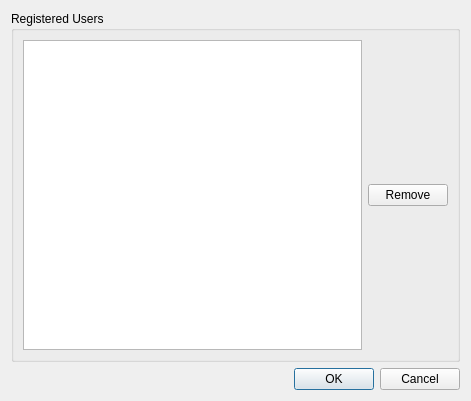
First picture: the form in src/mumble/UserEdit.ui, repository mumble-voip/mumble, before the edit.
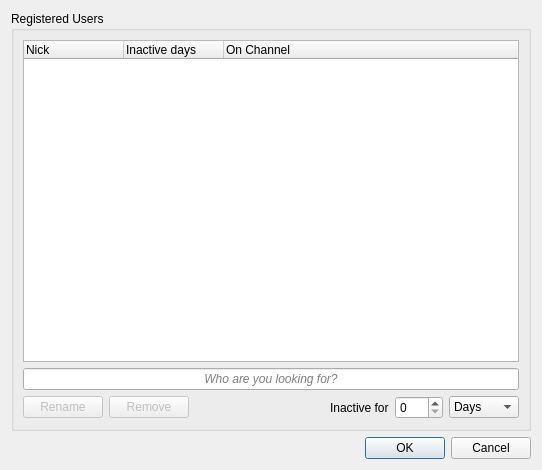
Second picture: the form after the edit.

The edit to the form file:
```diff
--- a/src/mumble/UserEdit.ui
+++ b/src/mumble/UserEdit.ui
@@ -6,39 +6,205 @@
    <rect>
     <x>0</x>
     <y>0</y>
-    <width>471</width>
-    <height>401</height>
+    <width>542</width>
+    <height>470</height>
    </rect>
   </property>
+  <property name="minimumSize">
+   <size>
+    <width>381</width>
+    <height>470</height>
+   </size>
+  </property>
   <property name="windowTitle">
    <string>Registered Users</string>
   </property>
-  <layout class="QVBoxLayout" name="verticalLayout">
-   <item>
+  <layout class="QGridLayout" name="gridLayout_2">
+   <item row="0" column="0">
     <widget class="QGroupBox" name="qgbUserList">
      <property name="title">
       <string>Registered Users</string>
      </property>
      <layout class="QGridLayout" name="gridLayout">
-      <item row="0" column="1">
+      <item row="0" column="0" colspan="6">
+       <widget class="QTreeWidget" name="qtwUserList">
+        <property name="alternatingRowColors">
+         <bool>true</bool>
+        </property>
+        <property name="selectionMode">
+         <enum>QAbstractItemView::ExtendedSelection</enum>
+        </property>
+        <property name="selectionBehavior">
+         <enum>QAbstractItemView::SelectRows</enum>
+        </property>
+        <property name="rootIsDecorated">
+         <bool>false</bool>
+        </property>
+        <property name="sortingEnabled">
+         <bool>true</bool>
+        </property>
+        <property name="allColumnsShowFocus">
+         <bool>false</bool>
+        </property>
+        <property name="columnCount">
+         <number>3</number>
+        </property>
+        <attribute name="headerShowSortIndicator" stdset="0">
+         <bool>false</bool>
+        </attribute>
+        <column>
+         <property name="text">
+          <string>Nick</string>
+         </property>
+        </column>
+        <column>
+         <property name="text">
+          <string>Inactive days</string>
+         </property>
+        </column>
+        <column>
+         <property name="text">
+          <string>On Channel</string>
+         </property>
+        </column>
+       </widget>
+      </item>
+      <item row="1" column="0" colspan="6">
+       <widget class="QLineEdit" name="qlSearch">
+        <property name="font">
+         <font>
+          <italic>true</italic>
+         </font>
+        </property>
+        <property name="text">
+         <string/>
+        </property>
+        <property name="alignment">
+         <set>Qt::AlignCenter</set>
+        </property>
+        <property name="placeholderText">
+         <string>Who are you looking for?</string>
+        </property>
+       </widget>
+      </item>
+      <item row="2" column="0">
+       <widget class="QPushButton" name="qpbRename">
+        <property name="enabled">
+         <bool>false</bool>
+        </property>
+        <property name="sizePolicy">
+         <sizepolicy hsizetype="Minimum" vsizetype="Fixed">
+          <horstretch>0</horstretch>
+          <verstretch>0</verstretch>
+         </sizepolicy>
+        </property>
+        <property name="text">
+         <string>Rename</string>
+        </property>
+       </widget>
+      </item>
+      <item row="2" column="1">
        <widget class="QPushButton" name="qpbRemove">
+        <property name="enabled">
+         <bool>false</bool>
+        </property>
         <property name="text">
          <string>Remove</string>
         </property>
+        <property name="flat">
+         <bool>false</bool>
+        </property>
        </widget>
       </item>
-      <item row="0" column="0">
-       <widget class="QListWidget" name="qlwUserList">
-        <property name="sortingEnabled">
+      <item row="2" column="3">
+       <widget class="QLabel" name="qlInactive">
+        <property name="sizePolicy">
+         <sizepolicy hsizetype="Minimum" vsizetype="Preferred">
+          <horstretch>0</horstretch>
+          <verstretch>0</verstretch>
+         </sizepolicy>
+        </property>
+        <property name="text">
+         <string>Inactive for</string>
+        </property>
+       </widget>
+      </item>
+      <item row="2" column="4">
+       <widget class="QSpinBox" name="qsbInactive">
+        <property name="sizePolicy">
+         <sizepolicy hsizetype="MinimumExpanding" vsizetype="Fixed">
+          <horstretch>0</horstretch>
+          <verstretch>0</verstretch>
+         </sizepolicy>
+        </property>
+        <property name="maximumSize">
+         <size>
+          <width>48</width>
+          <height>16777215</height>
+         </size>
+        </property>
+        <property name="frame">
          <bool>true</bool>
         </property>
+        <property name="maximum">
+         <number>9999</number>
+        </property>
        </widget>
       </item>
+      <item row="2" column="5">
+       <widget class="QComboBox" name="qcbInactive">
+        <property name="sizePolicy">
+         <sizepolicy hsizetype="Minimum" vsizetype="Fixed">
+          <horstretch>0</horstretch>
+          <verstretch>0</verstretch>
+         </sizepolicy>
+        </property>
+        <item>
+         <property name="text">
+          <string>Days</string>
+         </property>
+        </item>
+        <item>
+         <property name="text">
+          <string>Weeks</string>
+         </property>
+        </item>
+        <item>
+         <property name="text">
+          <string>Months</string>
+         </property>
+        </item>
+        <item>
+         <property name="text">
+          <string>Years</string>
+         </property>
+        </item>
+       </widget>
+      </item>
+      <item row="2" column="2">
+       <spacer name="horizontalSpacer">
+        <property name="orientation">
+         <enum>Qt::Horizontal</enum>
+        </property>
+        <property name="sizeHint" stdset="0">
+         <size>
+          <width>40</width>
+          <height>20</height>
+         </size>
+        </property>
+       </spacer>
+      </item>
      </layout>
     </widget>
    </item>
-   <item>
+   <item row="1" column="0">
     <widget class="QDialogButtonBox" name="qbbButtons">
+     <property name="sizePolicy">
+      <sizepolicy hsizetype="Expanding" vsizetype="Minimum">
+       <horstretch>0</horstretch>
+       <verstretch>0</verstretch>
+      </sizepolicy>
+     </property>
      <property name="orientation">
       <enum>Qt::Horizontal</enum>
      </property>
```
Left out of the diff: 7 changed lines with no effect on the pictures.
